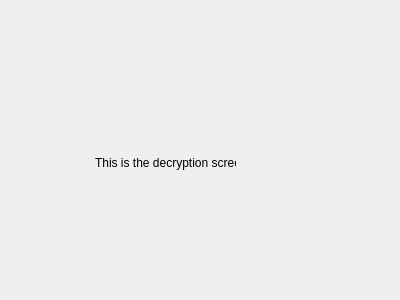
Old version of the form MarketSimulation/decryptionwindow.ui in the repository dwattttt/marketsim.
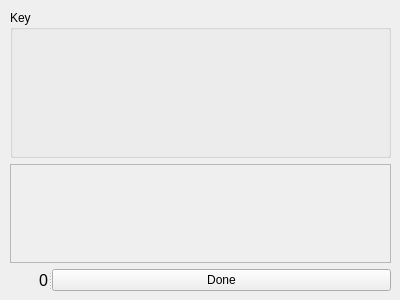
New version of the form.

Commit message:
Implemented full DecryptionWindow functionality.  * Gets words of 3/4 length from dictionary  * Highlights errors as user enters guesses  * Validates guess when user clicks done, awards score and resets if correct  * Exposes score via GetScore(), it's not saved anywhere yet.
Also
 * Modified market class to use EXPERIMENT_RUNNING_TIME rather than magic number

```diff
--- a/MarketSimulation/decryptionwindow.ui
+++ b/MarketSimulation/decryptionwindow.ui
@@ -13,18 +13,116 @@
   <property name="windowTitle">
    <string>Form</string>
   </property>
-  <widget class="QLabel" name="label">
+  <widget class="QWidget" name="">
    <property name="geometry">
     <rect>
-     <x>95</x>
-     <y>122</y>
-     <width>141</width>
-     <height>81</height>
+     <x>10</x>
+     <y>10</y>
+     <width>381</width>
+     <height>281</height>
     </rect>
    </property>
-   <property name="text">
-    <string>This is the decryption screen</string>
-   </property>
+   <layout class="QVBoxLayout" name="verticalLayout">
+    <item>
+     <widget class="QGroupBox" name="groupBox">
+      <property name="enabled">
+       <bool>true</bool>
+      </property>
+      <property name="sizePolicy">
+       <sizepolicy hsizetype="Preferred" vsizetype="Minimum">
+        <horstretch>0</horstretch>
+        <verstretch>30</verstretch>
+       </sizepolicy>
+      </property>
+      <property name="title">
+       <string>Key</string>
+      </property>
+      <widget class="QWidget" name="gridLayoutWidget">
+       <property name="geometry">
+        <rect>
+         <x>9</x>
+         <y>20</y>
+         <width>361</width>
+         <height>121</height>
+        </rect>
+       </property>
+       <layout class="QGridLayout" name="keyGrid">
+        <property name="sizeConstraint">
+         <enum>QLayout::SetMaximumSize</enum>
+        </property>
+       </layout>
+      </widget>
+     </widget>
+    </item>
+    <item>
+     <widget class="QFrame" name="frame">
+      <property name="sizePolicy">
+       <sizepolicy hsizetype="Preferred" vsizetype="Minimum">
+        <horstretch>0</horstretch>
+        <verstretch>20</verstretch>
+       </sizepolicy>
+      </property>
+      <property name="frameShape">
+       <enum>QFrame::StyledPanel</enum>
+      </property>
+      <property name="frameShadow">
+       <enum>QFrame::Raised</enum>
+      </property>
+      <widget class="QWidget" name="gridLayoutWidget_2">
+       <property name="geometry">
+        <rect>
+         <x>9</x>
+         <y>9</y>
+         <width>361</width>
+         <height>81</height>
+        </rect>
+       </property>
+       <layout class="QGridLayout" name="guessGrid">
+        <property name="sizeConstraint">
+         <enum>QLayout::SetMinimumSize</enum>
+        </property>
+       </layout>
+      </widget>
+     </widget>
+    </item>
+    <item>
+     <widget class="QSplitter" name="splitter">
+      <property name="sizePolicy">
+       <sizepolicy hsizetype="Expanding" vsizetype="Maximum">
+        <horstretch>0</horstretch>
+        <verstretch>0</verstretch>
+       </sizepolicy>
+      </property>
+      <property name="orientation">
+       <enum>Qt::Horizontal</enum>
+      </property>
+      <widget class="QLabel" name="lblScore">
+       <property name="font">
+        <font>
+         <pointsize>12</pointsize>
+        </font>
+       </property>
+       <property name="text">
+        <string>0</string>
+       </property>
+       <property name="alignment">
+        <set>Qt::AlignRight|Qt::AlignTrailing|Qt::AlignVCenter</set>
+       </property>
+      </widget>
+      <widget class="QPushButton" name="btnSubmit">
+       <property name="sizePolicy">
+        <sizepolicy hsizetype="Minimum" vsizetype="Fixed">
+         <horstretch>0</horstretch>
+         <verstretch>0</verstretch>
+        </sizepolicy>
+       </property>
+       <property name="text">
+        <string>Done</string>
+       </property>
+      </widget>
+     </widget>
+    </item>
+   </layout>
   </widget>
  </widget>
  <resources/>
```
The commit also changes 7 other files.
